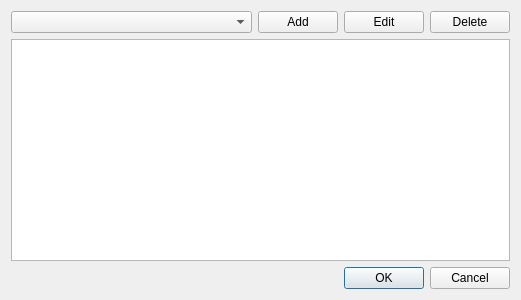
Above: plugins/schedule/gui/schedule_dialog.ui from Kolcha/DigitalClock4 before the change. Below: the same form after it.
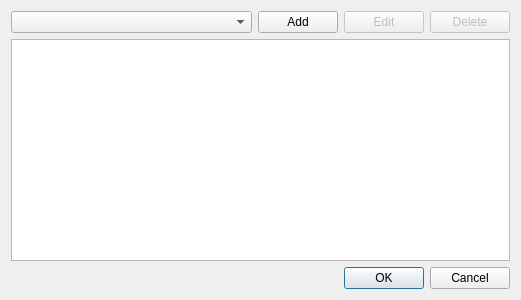
That is the form after the change.

Commit message:
schedule: fixed task editing
branch : plugins

What changed in the file:
```diff
--- a/plugins/schedule/gui/schedule_dialog.ui
+++ b/plugins/schedule/gui/schedule_dialog.ui
@@ -26,6 +26,9 @@
    </item>
    <item row="0" column="2">
     <widget class="QPushButton" name="edit_btn">
+     <property name="enabled">
+      <bool>false</bool>
+     </property>
      <property name="text">
       <string>Edit</string>
      </property>
@@ -33,6 +36,9 @@
    </item>
    <item row="0" column="3">
     <widget class="QPushButton" name="del_btn">
+     <property name="enabled">
+      <bool>false</bool>
+     </property>
      <property name="text">
       <string>Delete</string>
      </property>
```
The commit also changes 6 other files.
